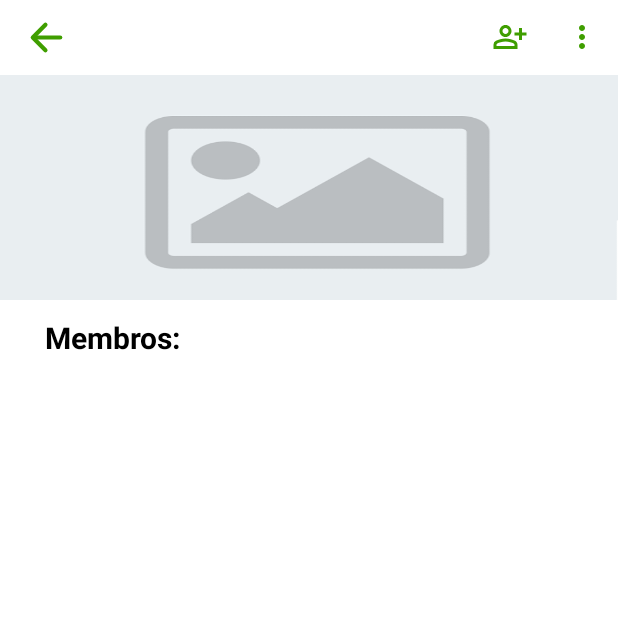
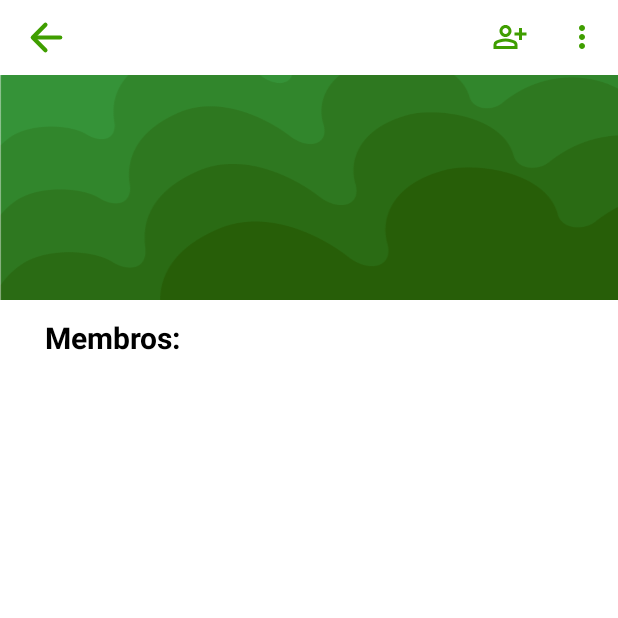
Before and after one commit to DaDragahn/TrailBlaze, an Android app: the GrupoFragment screen opened through its navigation route, on a phone screen of 412 x 824 dp, the top half of it. Run offline under Robolectric (Android 15) with nearby library versions, the phone set to English and light mode, and no system bars; our stand-ins replace Firebase (no records; nobody signed in at launch, a user with empty details on screens opened directly), navigation-ui; libraries missing offline, so code that uses them is left out: androidx.camera.core; 2 statements that could not run were skipped.

Commit message:
default_banner nos layouts

```diff
--- a/app/src/main/res/layout/fragment_explorar.xml
+++ b/app/src/main/res/layout/fragment_explorar.xml
@@ -81,7 +81,7 @@
                 android:layout_width="match_parent"
                 android:layout_height="wrap_content"
                 android:layout_gravity="top"
-                android:background="@drawable/default_placeholder"
+                android:background="@drawable/default_banner"
                 android:scaleType="centerCrop"
                 android:theme="@style/cardViewCorners" />
 
--- a/app/src/main/res/layout/fragment_full_info.xml
+++ b/app/src/main/res/layout/fragment_full_info.xml
@@ -291,7 +291,7 @@
                 android:layout_gravity="top|center"
                 android:layout_x="1dp"
                 android:layout_y="0dp"
-                android:background="@drawable/default_placeholder"
+                android:background="@drawable/default_banner"
                 android:scaleType="centerCrop" />
 
         </AbsoluteLayout>
--- a/app/src/main/res/layout/fragment_grupo.xml
+++ b/app/src/main/res/layout/fragment_grupo.xml
@@ -44,7 +44,7 @@
             android:id="@+id/groupImage"
             android:layout_width="match_parent"
             android:layout_height="150dp"
-            android:background="@drawable/default_placeholder"
+            android:background="@drawable/default_banner"
             android:scaleType="centerCrop" />
 
         <androidx.appcompat.widget.Toolbar
--- a/app/src/main/res/layout/item_grupo.xml
+++ b/app/src/main/res/layout/item_grupo.xml
@@ -22,7 +22,7 @@
             android:layout_width="match_parent"
             android:layout_height="wrap_content"
             android:layout_gravity="top"
-            android:background="@drawable/default_placeholder"
+            android:background="@drawable/default_banner"
             android:scaleType="centerCrop"
             app:layout_constraintEnd_toEndOf="parent"
             app:layout_constraintStart_toStartOf="parent"
--- a/app/src/main/res/layout/item_route_rating.xml
+++ b/app/src/main/res/layout/item_route_rating.xml
@@ -23,7 +23,7 @@
             android:layout_width="match_parent"
             android:layout_height="wrap_content"
             android:layout_gravity="top"
-            android:background="@drawable/default_placeholder"
+            android:background="@drawable/default_banner"
             android:scaleType="centerCrop"
             tools:ignore="ImageContrastCheck" />
 
```
